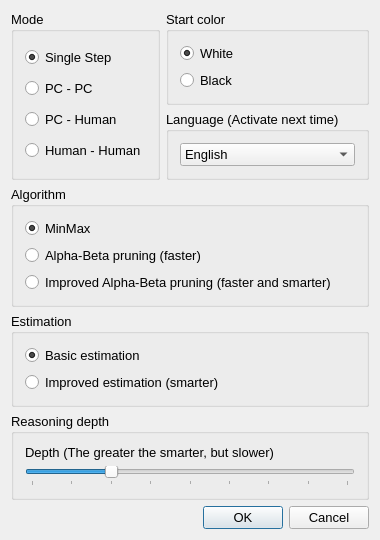
Qt form Morris/Source/DlgSetting.ui (congchenutd/morris) before a commit.
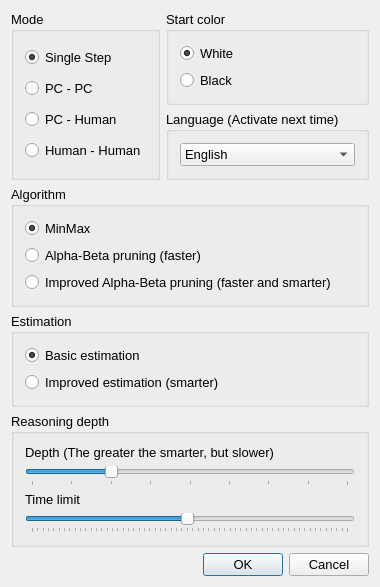
The same form after that commit.

Patch:
```diff
--- a/Morris/Source/DlgSetting.ui
+++ b/Morris/Source/DlgSetting.ui
@@ -7,7 +7,7 @@
     <x>0</x>
     <y>0</y>
     <width>351</width>
-    <height>486</height>
+    <height>536</height>
    </rect>
   </property>
   <property name="font">
@@ -205,6 +205,35 @@
         </property>
        </widget>
       </item>
+      <item>
+       <widget class="QLabel" name="labelTimeLimit">
+        <property name="text">
+         <string>Time limit</string>
+        </property>
+       </widget>
+      </item>
+      <item>
+       <widget class="QSlider" name="sliderTimeLimit">
+        <property name="minimum">
+         <number>1</number>
+        </property>
+        <property name="maximum">
+         <number>60</number>
+        </property>
+        <property name="pageStep">
+         <number>1</number>
+        </property>
+        <property name="value">
+         <number>30</number>
+        </property>
+        <property name="orientation">
+         <enum>Qt::Horizontal</enum>
+        </property>
+        <property name="tickPosition">
+         <enum>QSlider::TicksBelow</enum>
+        </property>
+       </widget>
+      </item>
      </layout>
     </widget>
    </item>
```
